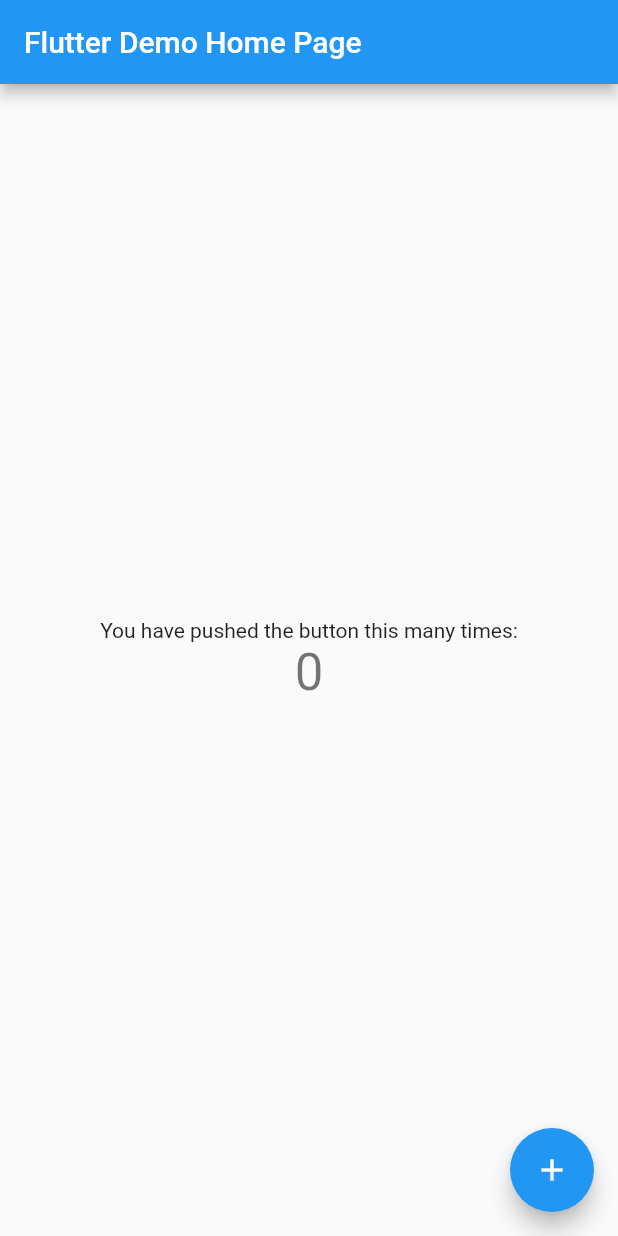
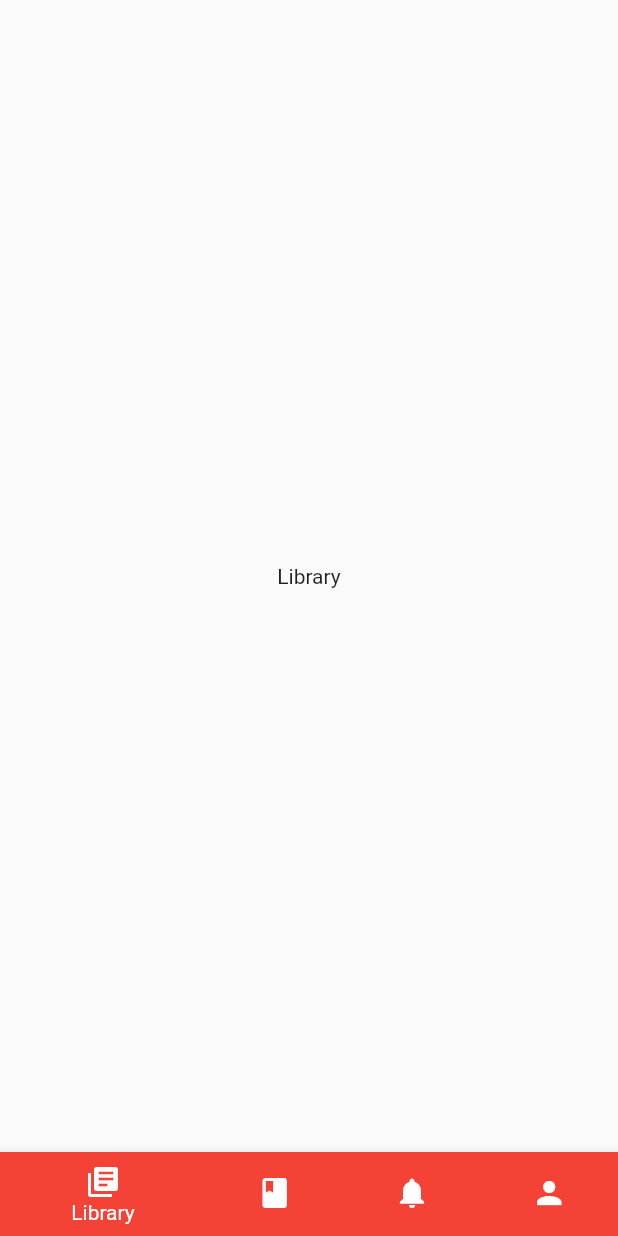
Before and after one commit to ifshaulhaque/books_cafe, a Flutter app: the screen it shows after launch, on a phone screen of 412 x 824 dp. Run offline on Flutter 3.47's test engine with Material 2 defaults, Android fonts, the phone set to English and light mode, and no system bars.

Commit message:
Design InstituteMainActivity.dart - added InstituteBooksActivity.dart - added InstituteStudentsActivity.dart - added InstituteIssueActivity.dart - added InstituteExpireActivity.dart - added InstituteAccountActivity.dart - added
StudentMainActivity.dart - added
StudentLibraryActivity.dart - added
StudentMyBooksActivity.dart - added
StudentNotificationActivity.dart - added
StudentAccountActivity.dart - added

```diff
--- /dev/null
+++ b/lib/Ui/Student/StudentMainActivity.dart
@@ -0,0 +1,64 @@
+import 'package:books_cafe/Ui/Student/StudentAccountActivity.dart';
+import 'package:flutter/material.dart';
+
+class StudentMainActivity extends StatefulWidget {
+  @override
+  State<StudentMainActivity> createState() => _StudentMainActivityState();
+}
+
+class _StudentMainActivityState extends State<StudentMainActivity> {
+
+  int _currentIndex = 0;
+
+  final tabs = [
+    Center(
+      child: Text("Library"),
+    ),
+    Center(
+      child: Text("My Books"),
+    ),
+    Center(
+      child: Text("Notification"),
+    ),
+    Center(
+      child: StudentAccountActivity(),
+    ),
+  ];
+
+  @override
+  Widget build(BuildContext context) {
+    return Scaffold(
+      body: tabs[_currentIndex],
+      bottomNavigationBar: BottomNavigationBar(
+        currentIndex: _currentIndex,
+        items: [
+          BottomNavigationBarItem(
+            icon: Icon(Icons.library_books),
+            title: Text("Library"),
+            backgroundColor: Colors.red,
+          ),
+          BottomNavigationBarItem(
+            icon: Icon(Icons.book),
+            title: Text("My Books"),
+            backgroundColor: Colors.purple,
+          ),
+          BottomNavigationBarItem(
+            icon: Icon(Icons.notifications),
+            title: Text("Notification"),
+            backgroundColor: Colors.blue,
+          ),
+          BottomNavigationBarItem(
+            icon: Icon(Icons.person),
+            title: Text("Account"),
+            backgroundColor: Colors.green,
+          ),
+        ],
+        onTap: (index) {
+          setState(() {
+            _currentIndex = index;
+          });
+        },
+      ),
+    );
+  }
+}
--- a/lib/main.dart
+++ b/lib/main.dart
@@ -1,4 +1,7 @@
+import 'package:books_cafe/Ui/Student/StudentMainActivity.dart';
 import 'package:flutter/material.dart';
+
+import 'Ui/Institute/InstituteMainActivity.dart';
 
 void main() {
   runApp(const MyApp());
@@ -24,92 +27,7 @@ class MyApp extends StatelessWidget {
         // is not restarted.
         primarySwatch: Colors.blue,
       ),
-      home: const MyHomePage(title: 'Flutter Demo Home Page'),
+      home: StudentMainActivity(),
     );
   }
 }
-
-class MyHomePage extends StatefulWidget {
-  const MyHomePage({Key? key, required this.title}) : super(key: key);
-
-  // This widget is the home page of your application. It is stateful, meaning
-  // that it has a State object (defined below) that contains fields that affect
-  // how it looks.
-
-  // This class is the configuration for the state. It holds the values (in this
-  // case the title) provided by the parent (in this case the App widget) and
-  // used by the build method of the State. Fields in a Widget subclass are
-  // always marked "final".
-
-  final String title;
-
-  @override
-  State<MyHomePage> createState() => _MyHomePageState();
-}
-
-class _MyHomePageState extends State<MyHomePage> {
-  int _counter = 0;
-
-  void _incrementCounter() {
-    setState(() {
-      // This call to setState tells the Flutter framework that something has
-      // changed in this State, which causes it to rerun the build method below
-      // so that the display can reflect the updated values. If we changed
-      // _counter without calling setState(), then the build method would not be
-      // called again, and so nothing would appear to happen.
-      _counter++;
-    });
-  }
-
-  @override
-  Widget build(BuildContext context) {
-    // This method is rerun every time setState is called, for instance as done
-    // by the _incrementCounter method above.
-    //
-    // The Flutter framework has been optimized to make rerunning build methods
-    // fast, so that you can just rebuild anything that needs updating rather
-    // than having to individually change instances of widgets.
-    return Scaffold(
-      appBar: AppBar(
-        // Here we take the value from the MyHomePage object that was created by
-        // the App.build method, and use it to set our appbar title.
-        title: Text(widget.title),
-      ),
-      body: Center(
-        // Center is a layout widget. It takes a single child and positions it
-        // in the middle of the parent.
-        child: Column(
-          // Column is also a layout widget. It takes a list of children and
-          // arranges them vertically. By default, it sizes itself to fit its
-          // children horizontally, and tries to be as tall as its parent.
-          //
-          // Invoke "debug painting" (press "p" in the console, choose the
-          // "Toggle Debug Paint" action from the Flutter Inspector in Android
-          // Studio, or the "Toggle Debug Paint" command in Visual Studio Code)
-          // to see the wireframe for each widget.
-          //
-          // Column has various properties to control how it sizes itself and
-          // how it positions its children. Here we use mainAxisAlignment to
-          // center the children vertically; the main axis here is the vertical
-          // axis because Columns are vertical (the cross axis would be
-          // horizontal).
-          mainAxisAlignment: MainAxisAlignment.center,
-          children: <Widget>[
-            const Text(
-              'You have pushed the button this many times:',
-            ),
-            Text(
-              '$_counter',
-              style: Theme.of(context).textTheme.headline4,
-            ),
-          ],
-        ),
-      ),
-      floatingActionButton: FloatingActionButton(
-        onPressed: _incrementCounter,
-        tooltip: 'Increment',
-        child: const Icon(Icons.add),
-      ), // This trailing comma makes auto-formatting nicer for build methods.
-    );
-  }
-}
```
Also changed, not shown: lib/Ui/Institute/InstituteAccountActivity.dart (added, +119 -0 lines), lib/Ui/Institute/InstituteBooksActivity.dart (added, +15 -0 lines), lib/Ui/Institute/InstituteMainActivity.dart (added, +76 -0 lines), lib/Ui/Institute/InstituteStudentsActivity.dart (added, +19 -0 lines), lib/Ui/Student/StudentAccountActivity.dart (added, +100 -0 lines), lib/Ui/Institute/InstituteExpireActivity.dart (added), lib/Ui/Institute/InstituteIssueActivity.dart (added), lib/Ui/Student/StudentLibraryActivity.dart (added), lib/Ui/Student/StudentMyBooksActivity.dart (added), lib/Ui/Student/StudentNotificationActivity.dart (added).
